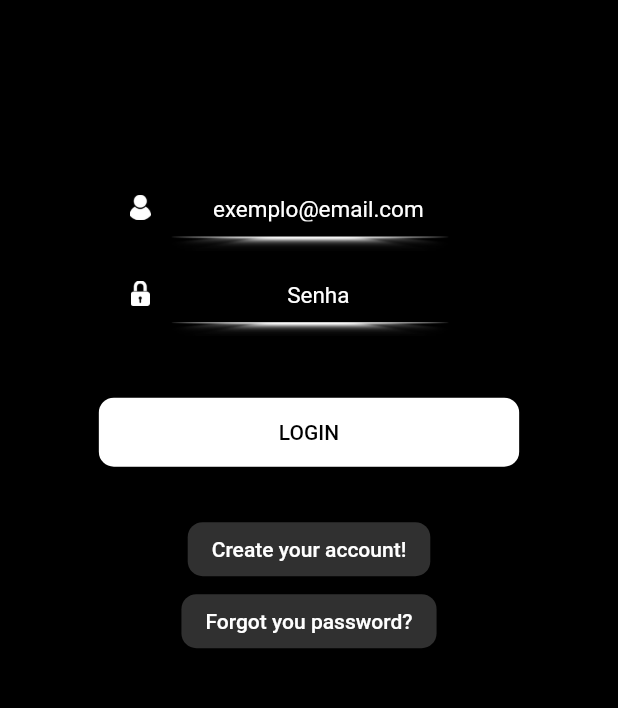
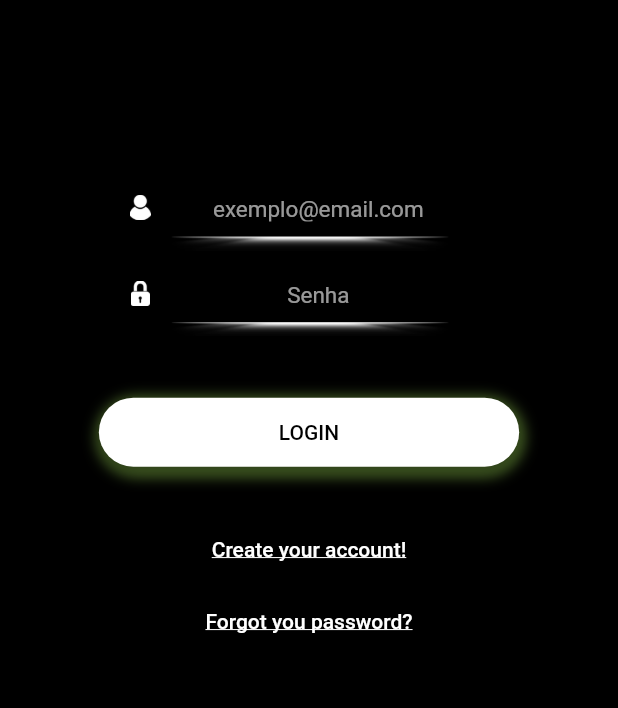
Before and after one commit to HenriqueAmorim20/APP_Agile_Gas, a Flutter app: the screen it shows after launch, on a phone screen of 412 x 824 dp, the part 402-1110 px from its top. Run offline on Flutter 3.47's test engine with Material 2 defaults, Android fonts, the phone set to English and light mode, and no system bars; our stand-ins replace cloud_firestore, firebase_auth, firebase_core, flutter_spinkit; accounts and stored records are empty.

Commit message:
Pequenas mudanças visuais.

```diff
--- a/lib/screens/authenticate/sign_in.dart
+++ b/lib/screens/authenticate/sign_in.dart
@@ -52,7 +52,7 @@ class _SignInState extends State<SignIn>{
                     decoration: textInputDecoration.copyWith(
                         contentPadding: const EdgeInsets.symmetric(horizontal: 20.0),
                         hintText: 'exemplo@email.com',
-                        hintStyle: TextStyle(fontSize: 15.0, color: Colors.white),
+                        hintStyle: TextStyle(fontSize: 15.0, color: Colors.white.withOpacity(0.6)),
                         prefixIcon: PictureWidget(),
                         prefixText: '  ',
                         prefixIconConstraints: BoxConstraints(
@@ -91,7 +91,7 @@ class _SignInState extends State<SignIn>{
                     decoration: textInputDecoration.copyWith(
                         contentPadding: const EdgeInsets.symmetric(horizontal: 20.0),
                         hintText: 'Senha',
-                        hintStyle: TextStyle(fontSize: 15.0, color: Colors.white),
+                        hintStyle: TextStyle(fontSize: 15.0, color: Colors.white.withOpacity(0.6)),
                         labelStyle: TextStyle(color: Colors.red),
                         prefixIcon: PictureWidget2(),
                         prefixText: '  ',
@@ -117,10 +117,23 @@ class _SignInState extends State<SignIn>{
               Image.asset('images/line.png', color: Colors.white, width: 200),
 
               SizedBox(height: 40.0),
-              RaisedButton(
+              Container(
+                decoration: BoxDecoration(
+                  borderRadius: BorderRadius.circular(50),
+                  boxShadow: [
+                    BoxShadow(
+                      color: Colors.lightGreen.withOpacity(0.5),
+                      spreadRadius: 3,
+                      blurRadius: 7,
+                      offset: Offset(1, 3), // changes position of shadow
+                    ),
+                  ],
+                ),
+                child: RaisedButton(
                     color: Colors.white,
-              shape: RoundedRectangleBorder(borderRadius: BorderRadius.circular(10)),
+                    shape: RoundedRectangleBorder(borderRadius: BorderRadius.circular(50)),
                     padding: EdgeInsets.symmetric(horizontal: 120, vertical: 15),
+
                     child: Text(
                         'LOGIN',
                         style: TextStyle(color: Colors.black)
@@ -138,25 +151,25 @@ class _SignInState extends State<SignIn>{
                       }
                     }
                 ),
+              ),
+
               SizedBox(height: 30),
               RaisedButton(
-                  color: Colors.grey[850],
-                  shape: RoundedRectangleBorder(borderRadius: BorderRadius.circular(10)),
+                  color: Colors.transparent,
 
                   child: Text(
                       'Create your account!',
-                      style: TextStyle(color: Colors.white)
+                      style: TextStyle(color: Colors.white,decoration: TextDecoration.underline)
                   ),
                   onPressed: () async {
                     widget.toggleView();
                   }
               ),
               RaisedButton(
-                  color: Colors.grey[850],
-                  shape: RoundedRectangleBorder(borderRadius: BorderRadius.circular(10)),
+                  color: Colors.transparent,
                   child: Text(
                       'Forgot you password?',
-                      style: TextStyle(color: Colors.white)
+                      style: TextStyle(color: Colors.white,decoration: TextDecoration.underline)
                   ),
                   onPressed: () async {
 
```
Lines whose indentation alone changed are shown as unchanged.
